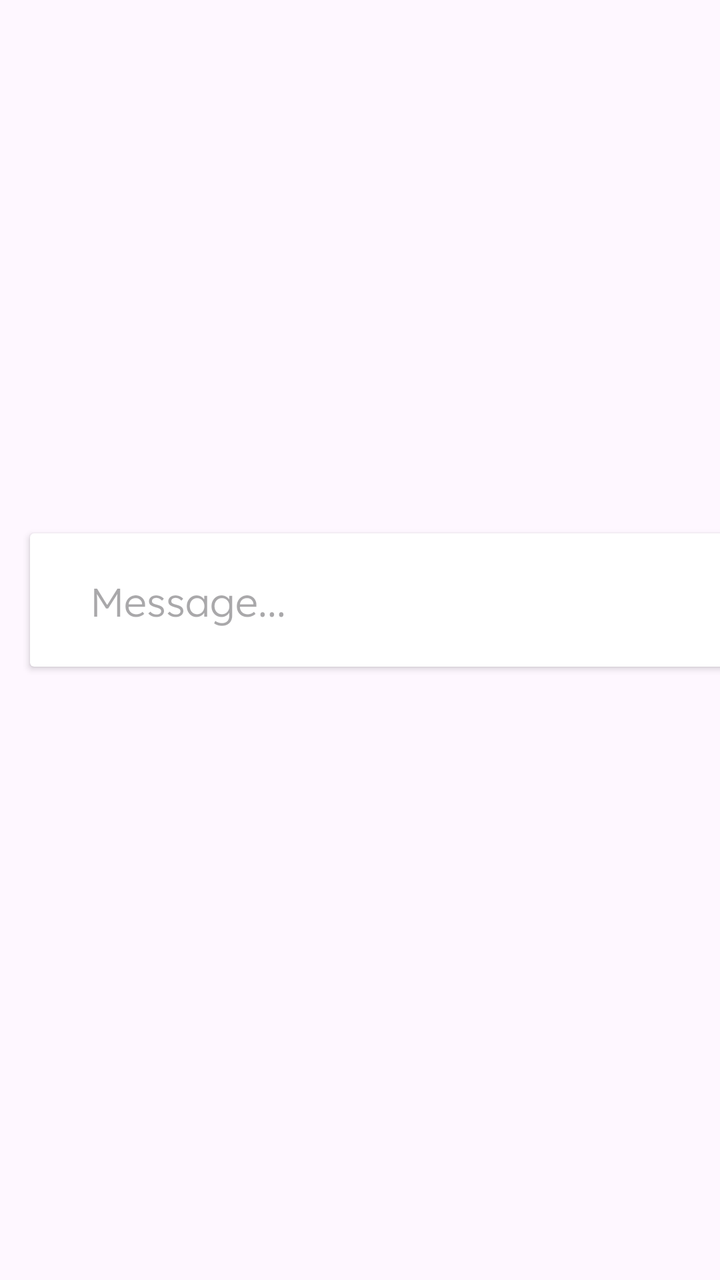
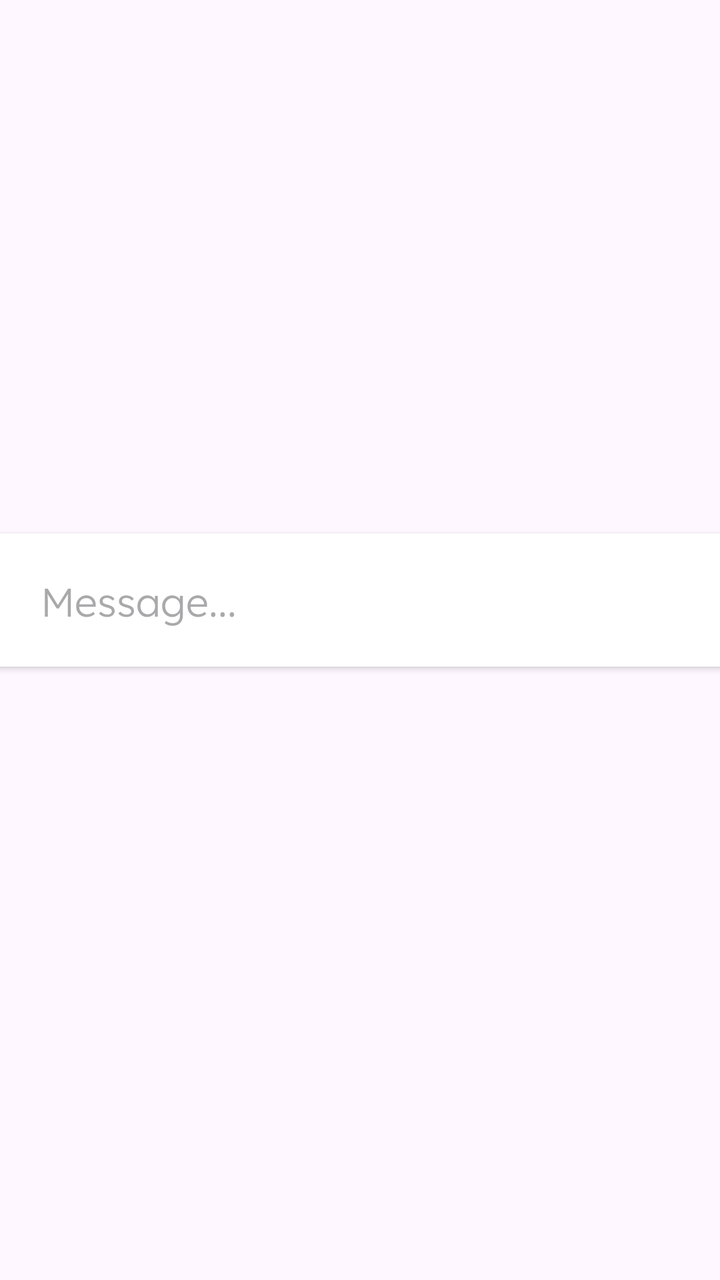

Two renders of the same Android screen: before a commit and after it. Below are the layout's source before the change and the commit's diff.
<!-- AndroidManifest.xml: application theme Theme.TheBelievers -->
<!-- res/layout/reminder_item.xml -->
<?xml version="1.0" encoding="utf-8"?>
<androidx.constraintlayout.widget.ConstraintLayout
    xmlns:android="http://schemas.android.com/apk/res/android"
    xmlns:app="http://schemas.android.com/apk/res-auto"
    android:layout_width="match_parent"
    android:layout_height="wrap_content"

    >

    <androidx.cardview.widget.CardView
        android:id="@+id/cardView"
        android:layout_width="380dp"
        android:layout_height="wrap_content"
        app:layout_constraintTop_toTopOf="parent"
        app:layout_constraintStart_toStartOf="parent"
        app:layout_constraintBottom_toBottomOf="parent"
        android:layout_marginStart="15dp"
        android:layout_marginBottom="40dp"
        >

        <androidx.constraintlayout.widget.ConstraintLayout
            android:layout_width="match_parent"
            android:layout_height="match_parent"
            android:padding="20dp"
            android:background="@drawable/messaging_shape"
            >

            <TextView
                android:id="@+id/reminderLabel"
                android:layout_width="wrap_content"
                android:layout_height="wrap_content"
                android:hint="Message..."
                android:fontFamily="@font/lexend_light"
                app:layout_constraintTop_toTopOf="parent"
                app:layout_constraintBottom_toBottomOf="parent"
                app:layout_constraintStart_toStartOf="parent"
                android:layout_marginStart="10dp"
                android:textSize="20dp"
                />

        </androidx.constraintlayout.widget.ConstraintLayout>
    </androidx.cardview.widget.CardView>





</androidx.constraintlayout.widget.ConstraintLayout>
<!-- resources referenced by this layout -->
<resources>
  <!-- drawable messaging_shape (drawable) -->
  <?xml version="1.0" encoding="utf-8"?>
  <shape xmlns:android="http://schemas.android.com/apk/res/android">
      <solid
          android:color="@color/white"
          />
      <corners
          android:radius="20dp"/>
  </shape>
  <style name="Theme.TheBelievers" parent="Base.Theme.TheBelievers" />
  <color name="white">#FFFFFFFF</color>
  <style name="Base.Theme.TheBelievers" parent="Theme.Material3.DayNight.NoActionBar">
          
          
      </style>
</resources>

<!-- the commit's change to res/layout/reminder_item.xml (unified diff, before → after) -->
@@ -1,48 +1,56 @@
 <?xml version="1.0" encoding="utf-8"?>
-<androidx.constraintlayout.widget.ConstraintLayout
-    xmlns:android="http://schemas.android.com/apk/res/android"
-    xmlns:app="http://schemas.android.com/apk/res-auto"
-    android:layout_width="match_parent"
-    android:layout_height="wrap_content"
+<layout>
+    <data>
+        <variable
+            name="reminder"
+            type="com.northcoders.thebelievers.model.Reminder" />
+    </data>
+    <androidx.constraintlayout.widget.ConstraintLayout
+        xmlns:android="http://schemas.android.com/apk/res/android"
+        xmlns:app="http://schemas.android.com/apk/res-auto"
+        android:layout_width="match_parent"
+        android:layout_height="wrap_content"
 
-    >
-
-    <androidx.cardview.widget.CardView
-        android:id="@+id/cardView"
-        android:layout_width="380dp"
-        android:layout_height="wrap_content"
-        app:layout_constraintTop_toTopOf="parent"
-        app:layout_constraintStart_toStartOf="parent"
-        app:layout_constraintBottom_toBottomOf="parent"
-        android:layout_marginStart="15dp"
-        android:layout_marginBottom="40dp"
         >
 
-        <androidx.constraintlayout.widget.ConstraintLayout
-            android:layout_width="match_parent"
-            android:layout_height="match_parent"
-            android:padding="20dp"
-            android:background="@drawable/messaging_shape"
+        <androidx.cardview.widget.CardView
+            android:id="@+id/cardView"
+            android:layout_width="380dp"
+            android:layout_height="wrap_content"
+            app:layout_constraintTop_toTopOf="parent"
+            app:layout_constraintStart_toStartOf="parent"
+            app:layout_constraintBottom_toBottomOf="parent"
+            app:layout_constraintEnd_toEndOf="parent"
+            android:layout_marginBottom="40dp"
             >
 
-            <TextView
-                android:id="@+id/reminderLabel"
-                android:layout_width="wrap_content"
-                android:layout_height="wrap_content"
-                android:hint="Message..."
-                android:fontFamily="@font/lexend_light"
-                app:layout_constraintTop_toTopOf="parent"
-                app:layout_constraintBottom_toBottomOf="parent"
-                app:layout_constraintStart_toStartOf="parent"
-                android:layout_marginStart="10dp"
-                android:textSize="20dp"
-                />
+            <androidx.constraintlayout.widget.ConstraintLayout
+                android:layout_width="match_parent"
+                android:layout_height="match_parent"
+                android:padding="20dp"
+                android:background="@drawable/messaging_shape"
+                >
 
-        </androidx.constraintlayout.widget.ConstraintLayout>
-    </androidx.cardview.widget.CardView>
+                <TextView
+                    android:id="@+id/reminderLabel"
+                    android:layout_width="wrap_content"
+                    android:layout_height="wrap_content"
+                    android:hint="Message..."
+                    android:text="@{reminder.reminder}"
+                    android:fontFamily="@font/lexend_light"
+                    app:layout_constraintTop_toTopOf="parent"
+                    app:layout_constraintBottom_toBottomOf="parent"
+                    app:layout_constraintStart_toStartOf="parent"
+                    android:layout_marginStart="10dp"
+                    android:textSize="20dp"
+                    />
+
+            </androidx.constraintlayout.widget.ConstraintLayout>
+        </androidx.cardview.widget.CardView>
 
 
 
 
 
-</androidx.constraintlayout.widget.ConstraintLayout>
+    </androidx.constraintlayout.widget.ConstraintLayout>
+</layout>
